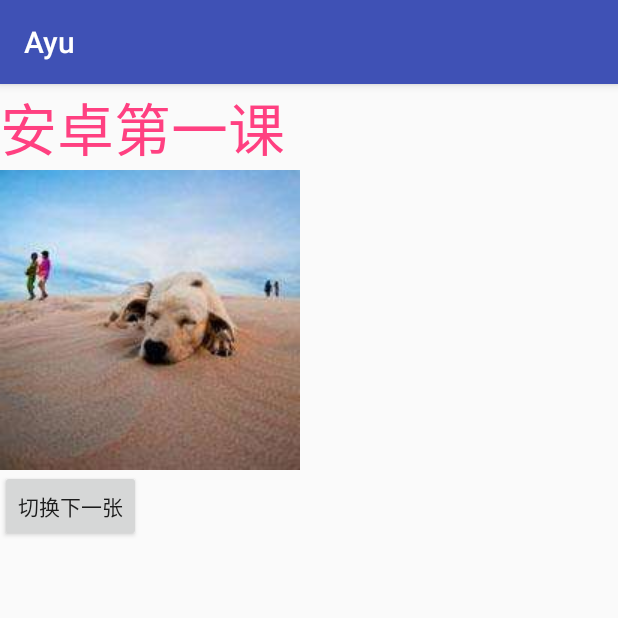
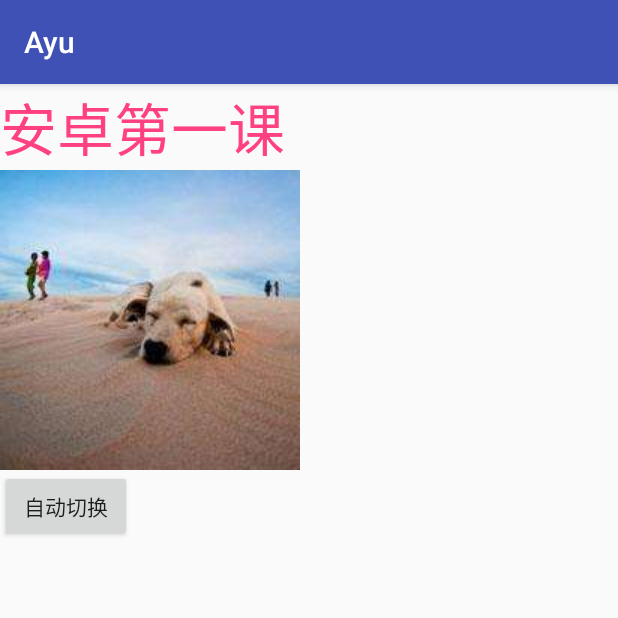
Before and after one commit to ayudadadi/Dialog, an Android app: the screen it shows after launch (MainActivity), on a phone screen of 412 x 824 dp, the top half of it. Run offline under Robolectric (Android 15) with nearby library versions, the phone set to English and light mode, and no system bars.

Commit message:
实现图片切换 end

```diff
--- a/Ayu/app/src/main/res/layout/activity_main.xml
+++ b/Ayu/app/src/main/res/layout/activity_main.xml
@@ -27,5 +27,5 @@
         android:id="@+id/b1"
         android:layout_width="wrap_content"
         android:layout_height="wrap_content"
-        android:text="@string/next"/>
+        android:text="@string/auto"/>
 </LinearLayout>
--- a/Ayu/app/src/main/res/values/strings.xml
+++ b/Ayu/app/src/main/res/values/strings.xml
@@ -2,4 +2,5 @@
     <string name="app_name">Ayu</string>
     <string name="app_names">安卓第一课</string>
     <string name="next">切换下一张</string>
+    <string name="auto">自动切换</string>
 </resources>
```
